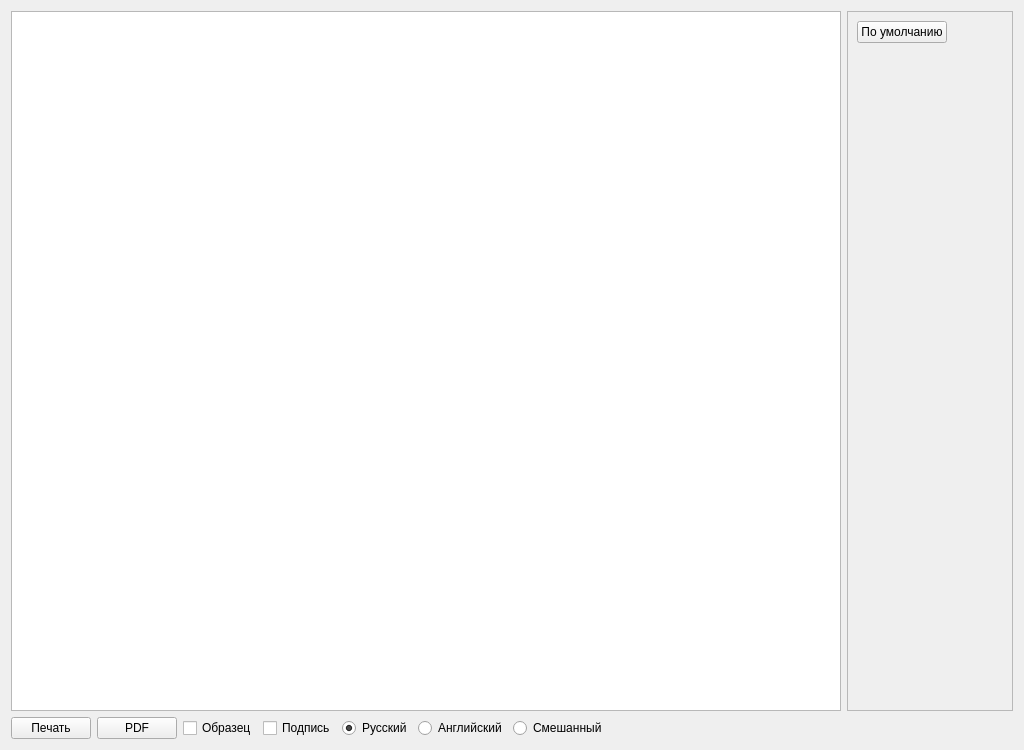
Above: editor.ui from Sergeyego/wire_pr before the change. Below: the same form after it.
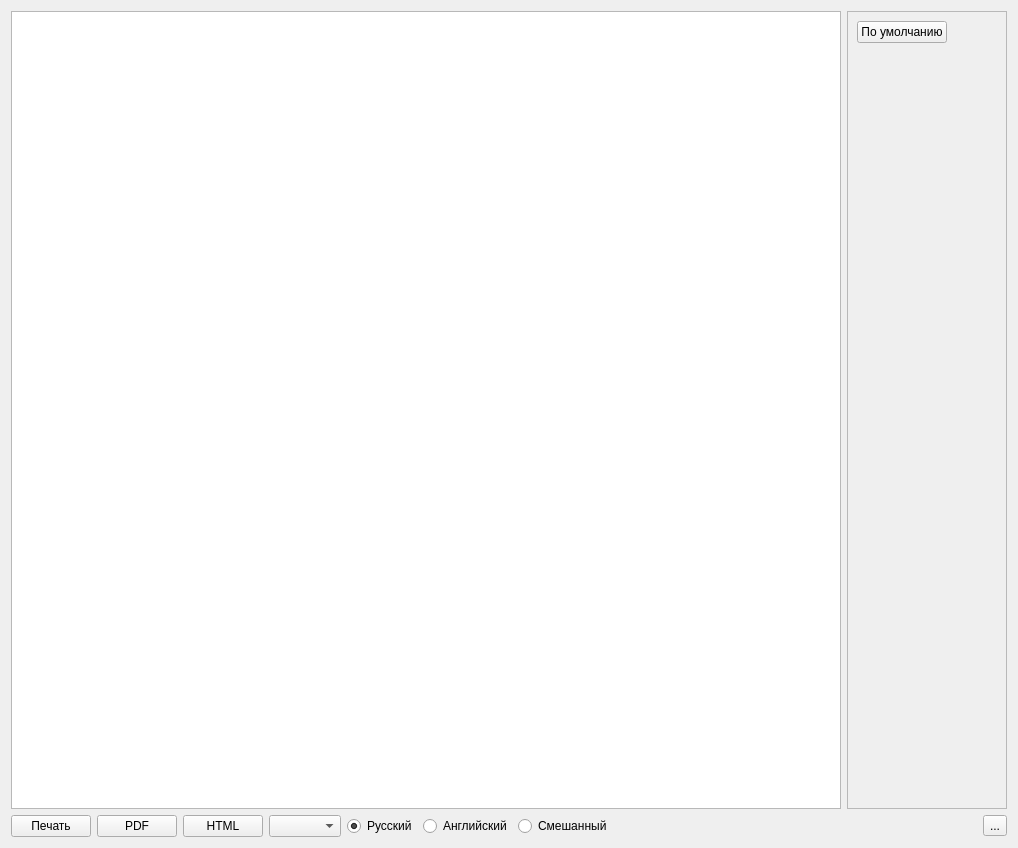
That is the form after the change. Custom widgets are drawn as their Qt base class.

Patch:
```diff
--- a/editor.ui
+++ b/editor.ui
@@ -9,8 +9,8 @@
    <rect>
     <x>0</x>
     <y>0</y>
-    <width>1024</width>
-    <height>750</height>
+    <width>1018</width>
+    <height>848</height>
    </rect>
   </property>
   <property name="windowTitle">
@@ -48,8 +48,8 @@
          <rect>
           <x>0</x>
           <y>0</y>
-          <width>169</width>
-          <height>692</height>
+          <width>164</width>
+          <height>787</height>
          </rect>
         </property>
         <layout class="QVBoxLayout" name="verticalLayout">
@@ -105,18 +105,14 @@
       </widget>
      </item>
      <item>
-      <widget class="QCheckBox" name="checkBoxObr">
+      <widget class="QPushButton" name="pushButtonHtml">
        <property name="text">
-        <string>Образец</string>
+        <string>HTML</string>
        </property>
       </widget>
      </item>
      <item>
-      <widget class="QCheckBox" name="checkBoxPrn">
-       <property name="text">
-        <string>Подпись</string>
-       </property>
-      </widget>
+      <widget class="DbComboBox" name="comboBoxType"/>
      </item>
      <item>
       <widget class="QRadioButton" name="radioButtonRus">
@@ -155,6 +151,13 @@
        </property>
       </spacer>
      </item>
+     <item>
+      <widget class="QToolButton" name="toolButtonLoad">
+       <property name="text">
+        <string>...</string>
+       </property>
+      </widget>
+     </item>
     </layout>
    </item>
   </layout>
@@ -170,6 +173,11 @@
    <extends>QTextEdit</extends>
    <header>editor.h</header>
   </customwidget>
+  <customwidget>
+   <class>DbComboBox</class>
+   <extends>QComboBox</extends>
+   <header>db/dbcombobox.h</header>
+  </customwidget>
  </customwidgets>
  <resources/>
  <connections/>
```
